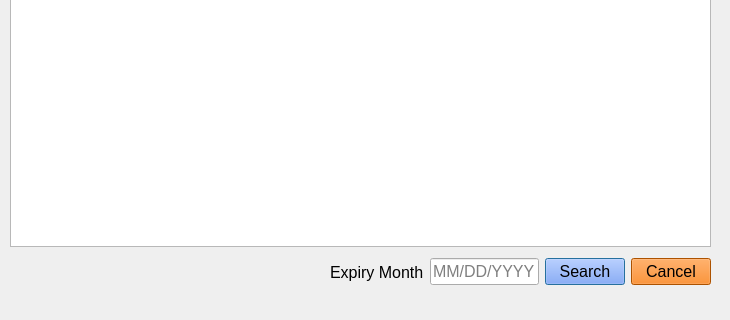
Before: the Qt Designer form membershipexpiry.ui in P4TOO/BulkClub-System, drawn with Qt 5; both pictures show x 0 to 730 and y 274 to 594 of the 730 by 594 pixel window.
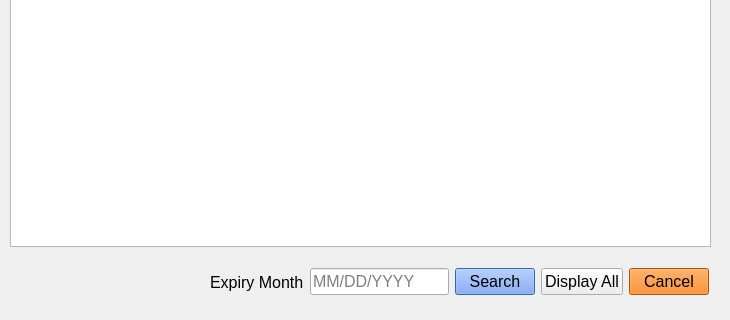
After: the same form once the commit is applied.

What changed in the file:
```diff
--- a/membershipexpiry.ui
+++ b/membershipexpiry.ui
@@ -13,12 +13,22 @@
   <property name="windowTitle">
    <string>Membership Expiration</string>
   </property>
-  <widget class="QWidget" name="layoutWidget">
+  <widget class="QTableView" name="tableView">
    <property name="geometry">
     <rect>
-     <x>330</x>
-     <y>530</y>
-     <width>381</width>
+     <x>10</x>
+     <y>10</y>
+     <width>701</width>
+     <height>511</height>
+    </rect>
+   </property>
+  </widget>
+  <widget class="QWidget" name="">
+   <property name="geometry">
+    <rect>
+     <x>210</x>
+     <y>540</y>
+     <width>499</width>
      <height>32</height>
     </rect>
    </property>
@@ -65,6 +75,18 @@
       </property>
      </widget>
     </item>
+    <item>
+     <widget class="QPushButton" name="DisplayAllButton">
+      <property name="font">
+       <font>
+        <pointsize>12</pointsize>
+       </font>
+      </property>
+      <property name="text">
+       <string>Display All</string>
+      </property>
+     </widget>
+    </item>
     <item>
      <widget class="QPushButton" name="cancelButton">
       <property name="font">
```
Left out of the diff: 10 changed lines with no effect on the pictures.
